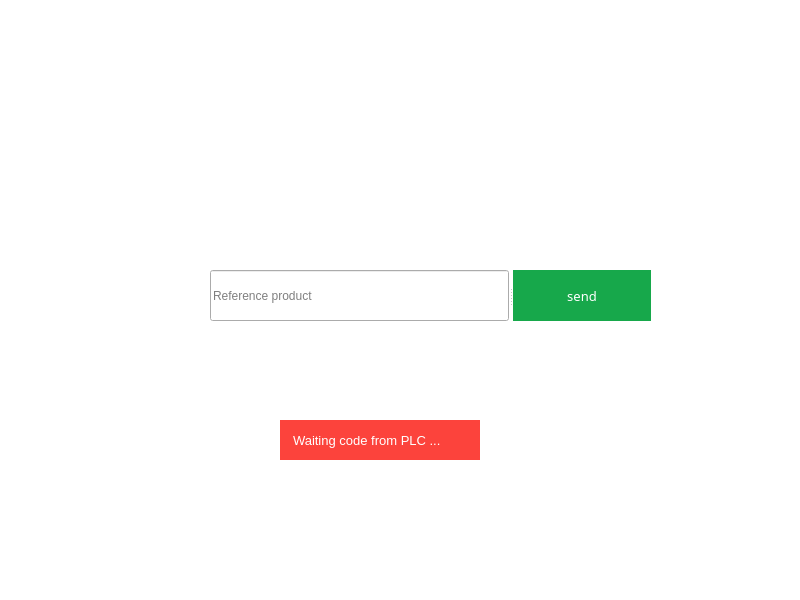
The window that ui/user.ui (HamzaMPSY/qt_app_mts) describes before a commit, drawn with Qt 5.
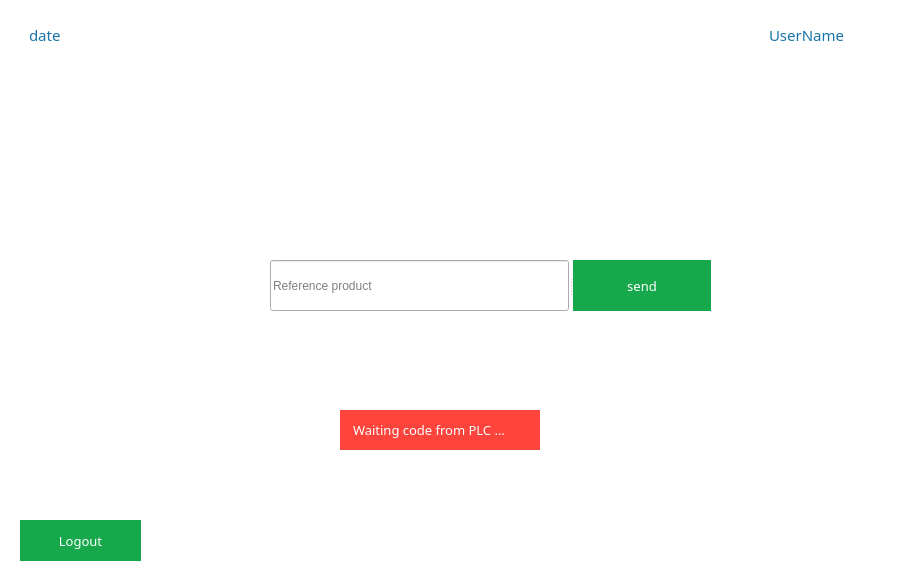
The same window after the commit. Icons and pictures are not drawn.

Commit message: user login

Diff of the .ui file:
```diff
--- a/ui/user.ui
+++ b/ui/user.ui
@@ -6,8 +6,8 @@
    <rect>
     <x>0</x>
     <y>0</y>
-    <width>800</width>
-    <height>600</height>
+    <width>900</width>
+    <height>575</height>
    </rect>
   </property>
   <property name="windowTitle">
@@ -29,6 +29,17 @@
   font-size: 13px;
 }
 
+#btnLogout {
+  font-family: sans-serif;
+  text-transform: uppercase;
+  outline: 0;
+  background: #17a84b;
+  border: 10px;
+  padding: 10px;
+  color: #FFFFFF;
+  font-size: 13px;
+}
+
 #btnRv {
 	font: 10pt &quot;Segoe UI&quot;;
   text-transform: uppercase;
@@ -39,14 +50,25 @@
   color: #FFFFFF;
   font-size: 13px;
 }
+
+QLabel{
+  font-family: sans-serif;
+  text-transform: uppercase;
+  outline: 0;
+  background: #ffffff;
+  border: 10px;
+  padding: 5px;
+  color: #1773a8;
+  font-size: 15px;
+}
 </string>
   </property>
   <widget class="QWidget" name="centralwidget">
    <widget class="QLabel" name="label">
     <property name="geometry">
      <rect>
-      <x>310</x>
-      <y>10</y>
+      <x>370</x>
+      <y>50</y>
       <width>141</width>
       <height>151</height>
      </rect>
@@ -61,8 +83,8 @@
    <widget class="QLabel" name="btnRv">
     <property name="geometry">
      <rect>
-      <x>280</x>
-      <y>420</y>
+      <x>340</x>
+      <y>410</y>
       <width>200</width>
       <height>40</height>
      </rect>
@@ -74,8 +96,8 @@
    <widget class="QSplitter" name="splitter">
     <property name="geometry">
      <rect>
-      <x>210</x>
-      <y>270</y>
+      <x>270</x>
+      <y>260</y>
       <width>441</width>
       <height>51</height>
      </rect>
@@ -97,6 +119,51 @@
      </property>
     </widget>
    </widget>
+   <widget class="QLabel" name="usernameLabel">
+    <property name="geometry">
+     <rect>
+      <x>760</x>
+      <y>10</y>
+      <width>131</width>
+      <height>49</height>
+     </rect>
+    </property>
+    <property name="styleSheet">
+     <string notr="true">font: 10pt &quot;MS Shell Dlg 2&quot;;</string>
+    </property>
+    <property name="text">
+     <string>UserName</string>
+    </property>
+   </widget>
+   <widget class="QPushButton" name="btnLogout">
+    <property name="geometry">
+     <rect>
+      <x>20</x>
+      <y>520</y>
+      <width>121</width>
+      <height>41</height>
+     </rect>
+    </property>
+    <property name="text">
+     <string>Logout</string>
+    </property>
+   </widget>
+   <widget class="QLabel" name="dateLabel">
+    <property name="geometry">
+     <rect>
+      <x>20</x>
+      <y>10</y>
+      <width>211</width>
+      <height>49</height>
+     </rect>
+    </property>
+    <property name="styleSheet">
+     <string notr="true">font: 10pt &quot;MS Shell Dlg 2&quot;;</string>
+    </property>
+    <property name="text">
+     <string>date</string>
+    </property>
+   </widget>
   </widget>
  </widget>
  <resources/>
```
The commit also changes 6 other files.
